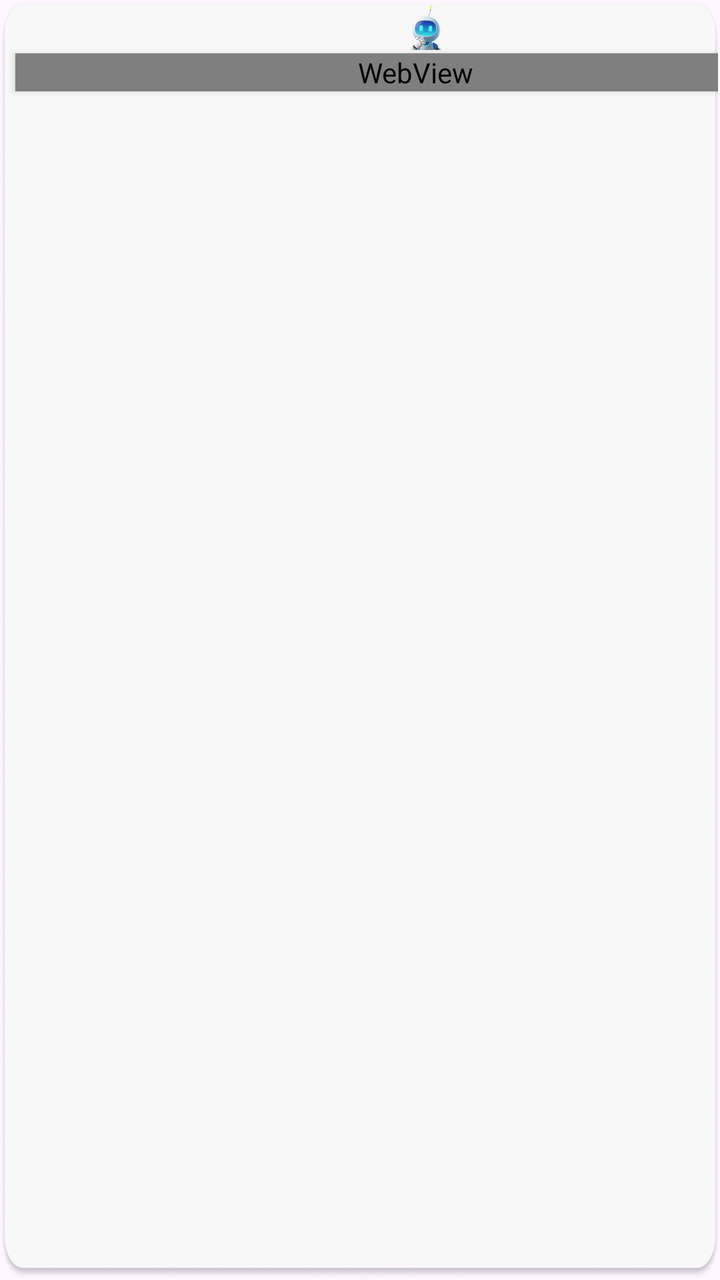
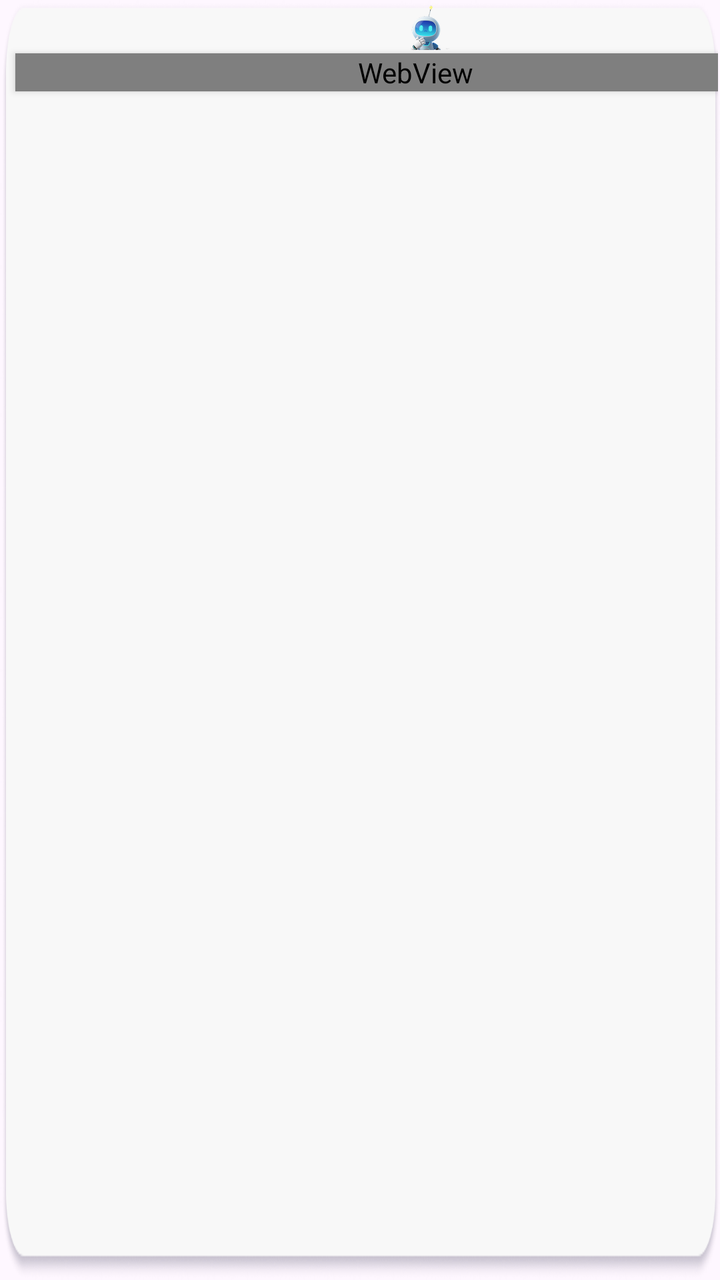

Two renders of the same Android screen: before a commit and after it. Below are the layout's source before the change and the commit's diff.
<!-- AndroidManifest.xml: application theme Theme.AIAgent -->
<!-- res/layout/aiagent_window_layout.xml -->
<?xml version="1.0" encoding="utf-8"?>
<FrameLayout xmlns:android="http://schemas.android.com/apk/res/android"
    android:layout_width="1244px"
    android:layout_height="wrap_content"
    android:id="@+id/myFrameLayout"
    android:background="@drawable/aiagentwindowbigbg"
    android:scaleType="fitXY"
    android:padding="1dp">
    

    <LinearLayout
        android:layout_width="wrap_content"
        android:layout_height="wrap_content"

        android:id="@+id/aiagentlinearLayout"

        android:orientation="vertical">
        <LinearLayout
            android:layout_width="wrap_content"
            android:layout_height="wrap_content"

            android:id="@+id/tipslayout"
            android:layout_marginLeft="600px"
            android:orientation="horizontal">
            <ImageView
                android:id="@+id/roboticon"
                android:layout_width="72px"
                android:layout_height="72px"

                android:scaleType="fitXY"
                android:src="@drawable/robot"
                android:visibility="visible" />
            <LinearLayout
                android:layout_width="wrap_content"
                android:layout_height="wrap_content"
                android:layout_marginLeft="50px"
                android:layout_marginTop="30px"
                android:id="@+id/inputtextslayout"

                android:orientation="vertical">
                <TextView
                    android:id="@+id/inputtext"
                    android:layout_width="500px"
                    android:layout_height="40px"
                    android:maxLines="1"
                    android:ellipsize="start"
                    android:textColor="#FF000000"
                    android:textSize="20sp"/>

            </LinearLayout>


        </LinearLayout>
        <TextView
            android:id="@+id/proceduer"
            android:layout_width="235px"
            android:layout_height="40px"
            android:textColor="#FF007AFF"
            android:text="qwen3.0生成中..."
            android:visibility="gone"
            android:layout_marginLeft="550px"
            android:textSize="15sp"/>
        <WebView
            android:id="@+id/responseWebView"
            android:layout_width="1200px"
            android:layout_height="wrap_content"
            android:layout_marginLeft="20px"
            android:layout_marginTop="5px"
            android:layout_marginBottom="15px"

            android:elevation="2dp" />
    </LinearLayout>

</FrameLayout>
<!-- resources referenced by this layout -->
<resources>
  <!-- drawable aiagentwindowbigbg: png bitmap (drawable, 59375 bytes) -->
  <!-- drawable robot: png bitmap (drawable, 20945 bytes) -->
  <style name="Theme.AIAgent" parent="Base.Theme.AIAgent" />
  <style name="Base.Theme.AIAgent" parent="Theme.Material3.DayNight.NoActionBar">
          
          
      </style>
</resources>

<!-- the commit's change to res/layout/aiagent_window_layout.xml (unified diff, before → after) -->
@@ -3,7 +3,7 @@
     android:layout_width="1244px"
     android:layout_height="wrap_content"
     android:id="@+id/myFrameLayout"
-    android:background="@drawable/aiagentwindowbigbg"
+    android:background="@drawable/aiagentwindowsmallbg"
     android:scaleType="fitXY"
     android:padding="1dp">
     
@@ -66,7 +66,7 @@
             android:layout_height="wrap_content"
             android:layout_marginLeft="20px"
             android:layout_marginTop="5px"
-            android:layout_marginBottom="15px"
+            android:layout_marginBottom="25px"
 
             android:elevation="2dp" />
     </LinearLayout>
<!-- resource entries referenced after the edit -->
@@ -1,6 +1,6 @@
 <!-- resources referenced by this layout -->
 <resources>
-  <!-- drawable aiagentwindowbigbg: png bitmap (drawable, 59375 bytes) -->
+  <!-- drawable aiagentwindowsmallbg: png bitmap (drawable, 36682 bytes) -->
   <!-- drawable robot: png bitmap (drawable, 20945 bytes) -->
   <style name="Theme.AIAgent" parent="Base.Theme.AIAgent" />
   <style name="Base.Theme.AIAgent" parent="Theme.Material3.DayNight.NoActionBar">
